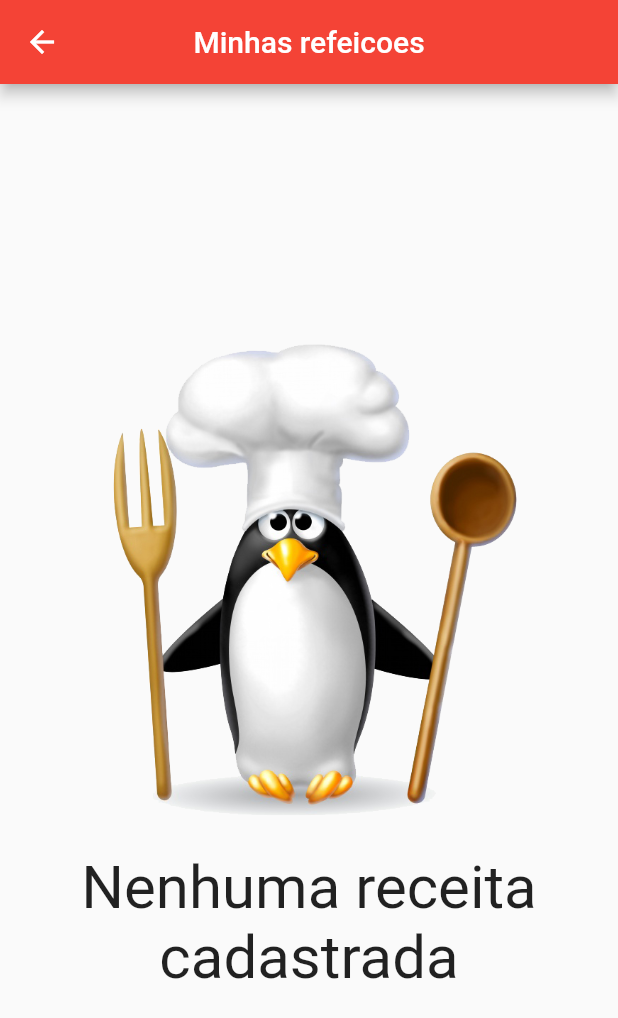
After one commit to adrianoaraujo0/app_refeicoes, a Flutter app: the ListMyMealsPage screen opened directly, on a phone screen of 412 x 824 dp. The commit adds this screen. Shown: the top 1018 px of the screen. Run offline on Flutter 3.47's test engine with Material 2 defaults, Android fonts, the light colour scheme and no system bars; our stand-ins replace image_picker, rxdart, sqflite; accounts and stored records are empty.

Commit message:
bd completo

```diff
--- a/lib/models/meal.dart
+++ b/lib/models/meal.dart
@@ -6,7 +6,7 @@ class Meal{
  String? name;
  String? category;
  String? imgUrl;
- int? duration;
+ double? duration;
  String? complexity;
  String? cost;
  bool ingredientIsExpanded;
--- /dev/null
+++ b/lib/pages/list_my_meals/list_my_meals_controller.dart
@@ -0,0 +1,19 @@
+import 'package:app_refeicoes/models/meal.dart';
+import 'package:app_refeicoes/pages/list_my_meals/list_my_meals_repository.dart';
+import 'package:rxdart/subjects.dart';
+
+class ListMyMealController{
+
+  ListMyMealsRepository listMyMealsRepository = ListMyMealsRepository();
+
+  BehaviorSubject<List<Meal>> controllerMyListMeals = BehaviorSubject<List<Meal>>();
+
+  Future<void> initListMyMealsPage() async{
+    await listMyMealsRepository.initDb();
+    await listMyMealsRepository.fillDatabase();
+    List<Meal> listMeal = await listMyMealsRepository.findAllListMeals();
+
+    controllerMyListMeals.sink.add(listMeal);
+  }
+
+}
--- /dev/null
+++ b/lib/pages/list_my_meals/list_my_meals_page.dart
@@ -0,0 +1,64 @@
+import 'package:app_refeicoes/models/meal.dart';
+import 'package:app_refeicoes/pages/list_my_meals/list_my_meals_controller.dart';
+import 'package:app_refeicoes/pages/my_meal/my_meal_page.dart';
+import 'package:flutter/material.dart';
+
+class ListMyMealsPage extends StatefulWidget {
+  ListMyMealsPage({super.key});
+
+  @override
+  State<ListMyMealsPage> createState() => _ListMyMealsPageState();
+}
+
+class _ListMyMealsPageState extends State<ListMyMealsPage> {
+  ListMyMealController listMyMealController = ListMyMealController();
+
+
+  @override
+  void initState() {
+    listMyMealController.initListMyMealsPage();
+
+    super.initState();
+  }
+
+  @override
+  Widget build(BuildContext context) {
+    return Scaffold(
+      appBar: AppBar(backgroundColor: Colors.red, title: const Text("Minhas refeicoes"), centerTitle: true),
+      body: StreamBuilder<List<Meal>>(
+          stream: listMyMealController.controllerMyListMeals.stream,
+          builder: (context, snapshot) {
+            if(snapshot.data != null && snapshot.data!.isNotEmpty){
+              return Column(
+                children: [
+                  ListView.builder(
+                    itemCount: snapshot.data!.length ,
+                    shrinkWrap: true,
+                    itemBuilder: (context, index) {
+                      return ListTile(
+                        onTap: () => Navigator.push(context, MaterialPageRoute(builder: (context) => MyMealPage(meal: snapshot.data![index]))),
+                        title: Text(snapshot.data![index].name!),
+                        subtitle:  Text(snapshot.data![index].category!),
+                        leading: Text("${index + 1}", style: const TextStyle(fontSize: 20), textAlign: TextAlign.center),
+                      );
+                    },
+                  )
+                ],
+              );
+            }else{
+              return Center(
+                child: Column(
+                  mainAxisAlignment: MainAxisAlignment.center,
+                  crossAxisAlignment: CrossAxisAlignment.center,
+                  children: [
+                    Image.asset("assets/images/chef.png", height: 350),
+                    const Text("Nenhuma receita cadastrada", style: TextStyle(fontSize: 40), textAlign: TextAlign.center,)
+                  ],
+                )
+              );
+            }
+          }
+        )
+    );
+  }
+}
--- a/lib/pages/registration/registration_page.dart
+++ b/lib/pages/registration/registration_page.dart
@@ -48,7 +48,6 @@ class _RegistrationPageState extends State<RegistrationPage> {
               final bool? teste = await buildAlertDialog(context, snapshot.data!);
               return teste ?? false;
             },
-
             child: Scaffold(
               appBar: AppBar(backgroundColor: Colors.red),
               body: SingleChildScrollView(
@@ -68,7 +67,7 @@ class _RegistrationPageState extends State<RegistrationPage> {
             floatingActionButton: FloatingActionButton(
               child: const Text("Salvar"),
                 onPressed: () {
-                      buildSnackBarFromSaveButton(snapshot.data!);
+                  buildSnackBarFromSaveButton(snapshot.data!);
                 }
               ),
             ),
@@ -131,7 +130,7 @@ class _RegistrationPageState extends State<RegistrationPage> {
               keyboardType: const TextInputType.numberWithOptions(),
               decoration: const InputDecoration(labelText: "Tempo", hintText: "ex: 12 min"),
               onChanged: (value) {
-                meal.duration = int.parse(value);
+                meal.duration = double.parse(value);
               },
             )
           ),
```
Also changed, not shown: lib/db/database_provider.dart (+4 -7 lines), lib/pages/drawer/drawer_component.dart (+6 -2 lines), lib/pages/list_meal/list_meal_page.dart (+6 -1 lines), lib/pages/list_my_meals/list_my_meals_repository.dart (added, +66 -0 lines), lib/pages/my_meal/my_meal_controller.dart (added, +17 -0 lines), lib/pages/my_meal/my_meal_page.dart (added, +195 -0 lines), lib/pages/my_meal/my_meal_repository.dart (added, +24 -0 lines), lib/pages/registration/registration_controller.dart (+15 -3 lines), lib/pages/registration/registration_repository.dart (+7 -2 lines), assets/images/chef.png (added), assets/images/chef2.png (added).
